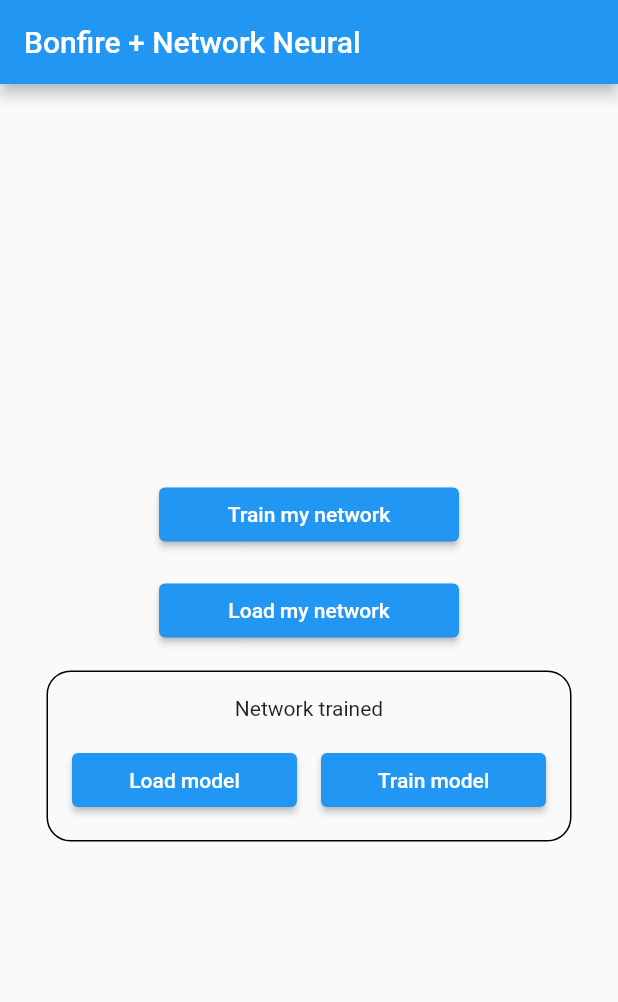
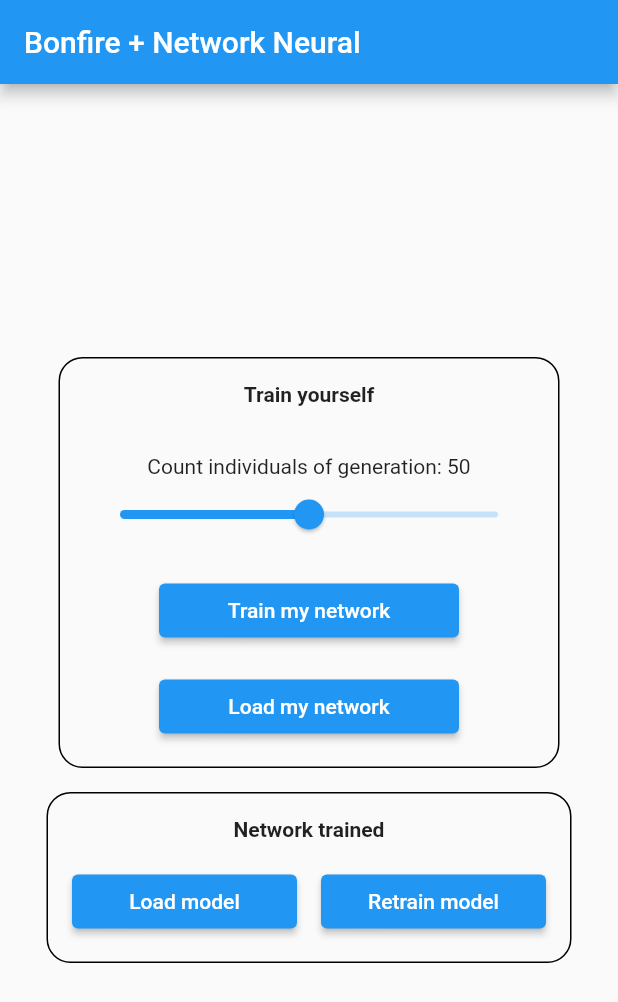
Before and after one commit to RafaelBarbosatec/npc_neural_training, a Flutter app: the screen it shows after launch, on a phone screen of 412 x 824 dp. Shown: the top 1002 px of the screen. Run offline on Flutter 3.47's test engine with Material 2 defaults, Android fonts, the phone set to English and light mode, and no system bars; our stand-ins replace shared_preferences; missing offline and left inert: bonfire, d_chart, neurons_tree_widget, synadart.

Commit message:
algumas melhorias

```diff
--- a/lib/menu_page.dart
+++ b/lib/menu_page.dart
@@ -5,9 +5,16 @@ import 'package:npc_neural/game/npc_neural_game.dart';
 import 'package:npc_neural/neural_network_utils/models.dart';
 import 'package:npc_neural/widgets/saved_networks_dialog.dart';
 
-class MenuPage extends StatelessWidget {
+class MenuPage extends StatefulWidget {
   const MenuPage({super.key});
 
+  @override
+  State<MenuPage> createState() => _MenuPageState();
+}
+
+class _MenuPageState extends State<MenuPage> {
+  int countGeneration = 50;
+  int _maxCountGeneration = 100;
   @override
   Widget build(BuildContext context) {
     return Scaffold(
@@ -18,10 +25,48 @@ class MenuPage extends StatelessWidget {
         child: Column(
           mainAxisSize: MainAxisSize.min,
           children: [
+            Container(
+              padding: const EdgeInsets.all(16),
+              decoration: BoxDecoration(
+                border: Border.all(),
+                borderRadius: BorderRadius.circular(16),
+              ),
+              child: Column(
+                mainAxisSize: MainAxisSize.min,
+                children: [
+                  const Text(
+                    'Train yourself',
+                    style: TextStyle(
+                      fontWeight: FontWeight.bold,
+                    ),
+                  ),
+                  const SizedBox(
+                    height: 32,
+                  ),
+                  Text('Count individuals of generation: $countGeneration'),
+                  SizedBox(
+                    width: 300,
+                    child: Slider(
+                      value: countGeneration / _maxCountGeneration,
+                      onChanged: (value) {
+                        var c = (_maxCountGeneration * value).toInt();
+                        if (c % 2 == 0) {
+                          setState(() {
+                            countGeneration = c;
+                          });
+                        }
+                      },
+                    ),
+                  ),
+                  const SizedBox(
+                    height: 16,
+                  ),
                   SizedBox(
                     width: 200,
                     child: ElevatedButton(
-                onPressed: () => _goToGame(context),
+                      onPressed: () {
+                        _goToGame(context, individualsCount: countGeneration);
+                      },
                       child: const Text('Train my network'),
                     ),
                   ),
@@ -35,7 +80,8 @@ class MenuPage extends StatelessWidget {
                         SavedNetworksDialog.show(
                           context,
                           (network, train) {
-                      Future.delayed(const Duration(milliseconds: 300), () {
+                            Future.delayed(const Duration(milliseconds: 300),
+                                () {
                               _goToGame(
                                 context,
                                 sequential: network,
@@ -46,6 +92,9 @@ class MenuPage extends StatelessWidget {
                         );
                       },
                       child: const Text('Load my network'),
+                    ),
+                  ),
+                ],
               ),
             ),
             const SizedBox(
@@ -60,7 +109,12 @@ class MenuPage extends StatelessWidget {
               child: Column(
                 mainAxisSize: MainAxisSize.min,
                 children: [
-                  const Text('Network trained'),
+                  const Text(
+                    'Network trained',
+                    style: TextStyle(
+                      fontWeight: FontWeight.bold,
+                    ),
+                  ),
                   const SizedBox(
                     height: 16,
                   ),
@@ -93,7 +147,7 @@ class MenuPage extends StatelessWidget {
                               true,
                             );
                           },
-                          child: const Text('Train model'),
+                          child: const Text('Retrain model'),
                         ),
                       ),
                     ],
@@ -111,14 +165,13 @@ class MenuPage extends StatelessWidget {
     BuildContext context, {
     SequentialWithVariation? sequential,
     bool train = true,
+    int individualsCount = 40,
   }) {
-    Navigator.of(context).push(
-      MaterialPageRoute(
-        builder: (context) => NpcNeuralGame(
-          neural: sequential,
+    NpcNeuralGame.open(
+      context,
+      sequential: sequential,
       train: train,
-        ),
-      ),
+      individualsCount: individualsCount,
     );
   }
 
--- a/lib/widgets/saved_networks_dialog.dart
+++ b/lib/widgets/saved_networks_dialog.dart
@@ -123,7 +123,7 @@ class _SavedNetworksDialogState extends State<SavedNetworksDialog> {
                                           widget.networkSlected(network, true);
                                         }
                                       },
-                                      child: const Text('Train'),
+                                      child: const Text('Retrain'),
                                     ),
                                   )
                                 ],
--- a/pubspec.yaml
+++ b/pubspec.yaml
@@ -10,7 +10,7 @@ dependencies:
   flutter:
     sdk: flutter
 
-  bonfire: ^3.0.0-beta.9
+  bonfire: ^3.0.0-beta.11
   neurons_tree_widget: ^0.0.1
   d_chart: ^2.3.0
   shared_preferences: ^2.2.0
```
Also changed, not shown: lib/game/npc_neural_game.dart (+25 -1 lines), pubspec.lock. Lines whose indentation alone changed are shown as unchanged.
